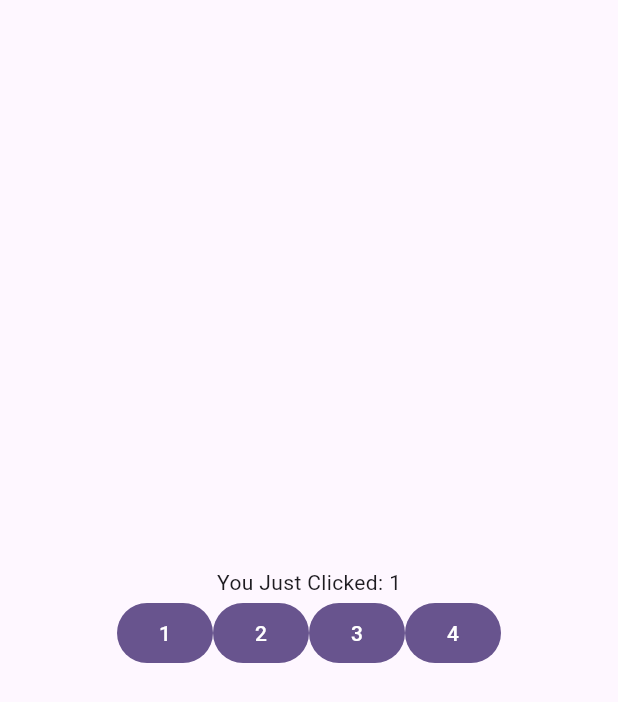
After one commit to Twbadkid/flutter-demo, a Flutter app: the Playground2 screen opened directly, on a phone screen of 412 x 824 dp. The commit adds this screen. Shown: the top 702 px of the screen. Run offline on Flutter 3.47's test engine with Material 3 defaults, Android fonts, the phone set to English and light mode, and no system bars.

Commit message:
ADD FE: playground

```diff
--- a/lib/main.dart
+++ b/lib/main.dart
@@ -1,5 +1,7 @@
 import 'package:flutter/material.dart';
 import 'package:myapp/home.dart';
+import 'package:myapp/playground1.dart';
+import 'package:myapp/playground2.dart';
 
 void main() {
   runApp(const MyApp());
@@ -18,6 +20,8 @@ class MyApp extends StatelessWidget {
         useMaterial3: true,
       ),
       home: const HomePage(title: 'Flutter Demo Home Page'),
+      // home: const Playground1(),
+      // home: const Playground2(),
     );
   }
 }
--- /dev/null
+++ b/lib/playground1.dart
@@ -0,0 +1,15 @@
+import 'package:flutter/material.dart';
+
+class Playground1 extends StatelessWidget {
+  const Playground1({super.key});
+
+  @override
+  Widget build(BuildContext context) {
+    Widget? body = const Text("I'm covered!");
+    // Widget? body = const Center(child: Text("I'm not covered!"));
+    return Scaffold(
+      body: body,
+      // body: SafeArea(child: body),
+    );
+  }
+}
--- /dev/null
+++ b/lib/playground2.dart
@@ -0,0 +1,53 @@
+import 'package:flutter/material.dart';
+import 'package:myapp/playground1.dart';
+
+class Playground2 extends StatefulWidget {
+  const Playground2({super.key});
+
+  @override
+  State<StatefulWidget> createState() => _Playground2State();
+}
+
+class _Playground2State extends State<Playground2> {
+  int choice = 1;
+
+  void select(int newChoice) {
+    choice = newChoice;
+    // setState(() {
+    //  choice = newChoice;
+    // });
+  }
+
+  @override
+  Widget build(BuildContext context) {
+    Widget? body = Center(
+      child: Column(
+        mainAxisAlignment: MainAxisAlignment.center,
+        children: [
+          Text("You Just Clicked: $choice"),
+          Row(
+            mainAxisAlignment: MainAxisAlignment.center,
+            children: [
+              FilledButton(onPressed: () => select(1), child: const Text("1")),
+              FilledButton(onPressed: () => select(2), child: const Text("2")),
+              FilledButton(onPressed: () => select(3), child: const Text("3")),
+              FilledButton(onPressed: () => select(4), child: const Text("4")),
+            ],
+          ),
+          /* TextButton(
+            child: const Text("Playground1"),
+            onPressed: () => Navigator.push(
+              context,
+              MaterialPageRoute(
+                builder: (_) => const Playground1(),
+              ),
+            ),
+          ), */
+        ]
+      )
+    );
+    return Scaffold(
+      body: SafeArea(child: body),
+    );
+  }
+}
```
